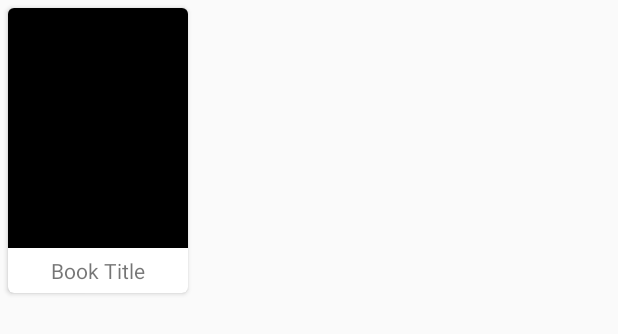
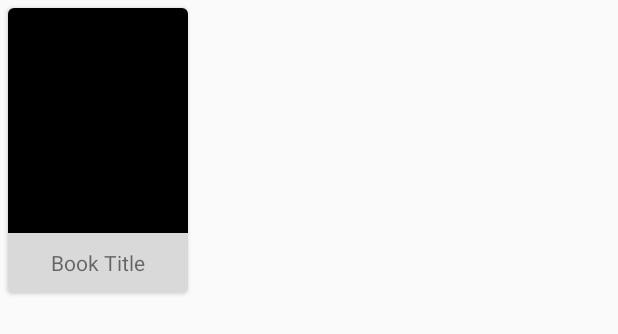
Before and after one commit to nemurihime72/mad-bookreader, an Android app: the layout recyclerlayout.xml on its own in the app's theme, with its tools: preview values and no code run, on a phone screen of 412 x 824 dp. Shown: the top 334 px of the screen. Run offline under Robolectric (Android 15) with nearby library versions, the phone set to English and light mode, and no system bars.

Commit message:
made some small adjustments

```diff
--- a/app/src/main/res/layout/activity_settings_main.xml
+++ b/app/src/main/res/layout/activity_settings_main.xml
@@ -12,12 +12,12 @@
         layout="@layout/normalbar"
         android:layout_width="match_parent"
         android:layout_height="251dp"
-        android:layout_weight="5" />
+        android:layout_weight="12" />
 
     <RelativeLayout
         android:layout_width="match_parent"
         android:layout_height="match_parent"
-        android:layout_weight="1">
+        android:layout_weight="3">
 
         <TextView
             android:layout_width="match_parent"
--- a/app/src/main/res/layout/bookread_bar.xml
+++ b/app/src/main/res/layout/bookread_bar.xml
@@ -1,6 +1,6 @@
 <?xml version="1.0" encoding="utf-8"?>
 <androidx.appcompat.widget.Toolbar xmlns:android="http://schemas.android.com/apk/res/android"
-    android:layout_width="match_parent" android:layout_height="match_parent"
+    android:layout_width="match_parent" android:layout_height="wrap_content"
     xmlns:app="http://schemas.android.com/apk/res-auto"
     android:theme="@style/BookReadBar"
     app:popupTheme="@style/BookReadPopup"
--- a/app/src/main/res/layout/recyclerlayout.xml
+++ b/app/src/main/res/layout/recyclerlayout.xml
@@ -19,7 +19,7 @@
         <ImageView
             android:id="@+id/bookPic"
             android:layout_width="match_parent"
-            android:layout_height="160dp"
+            android:layout_height="150dp"
             android:scaleType="centerCrop"
             android:background="@android:color/black"/>
 
@@ -28,7 +28,8 @@
             android:layout_width="match_parent"
             android:layout_height="match_parent"
             android:text="Book Title"
-            android:gravity="center"/>
+            android:gravity="center"
+            android:background="@color/colorDarkWhite"/>
     </LinearLayout>
 
 
--- a/app/src/main/res/menu/bookreadmenu.xml
+++ b/app/src/main/res/menu/bookreadmenu.xml
@@ -3,16 +3,16 @@
     xmlns:app="http://schemas.android.com/apk/res-auto">
 
     <item
-        android:title="Go to page"
+        android:title="@string/go_to_page"
         app:showAsAction="never"/>
 
     <item
         android:id="@+id/scrolldirection"
-        android:title="Change scroll direction"
+        android:title="@string/scroll_dir"
         app:showAsAction="never"/>
 
     <item
-        android:title="Change to Dark/Light mode"
+        android:title="@string/DLtheme"
         app:showAsAction="never"/>
 
 </menu>
--- a/app/src/main/res/values/strings.xml
+++ b/app/src/main/res/values/strings.xml
@@ -1,4 +1,7 @@
 <resources>
     <string name="app_name">MAD Book Reader</string>
     <string name="settings_name">Settings</string>
+    <string name="go_to_page">Go to page</string>
+    <string name="DLtheme">Change to Dark/Light theme</string>
+    <string name="scroll_dir">Change scroll direction</string>
 </resources>
```
